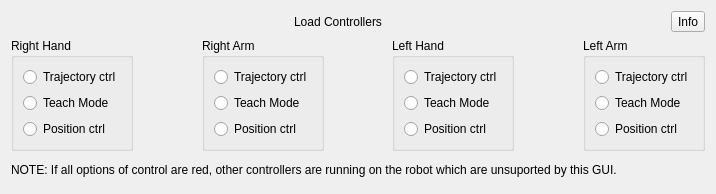
Qt form sr_gui_change_controllers/uis/SrChangeControllers.ui (shadow-robot/sr_visualization_common) before a commit.
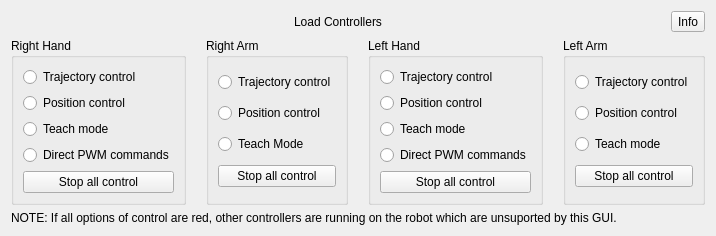
The same form after that commit.

Commit message: adding pwm control option to gui

Patch:
```diff
--- a/sr_gui_change_controllers/uis/SrChangeControllers.ui
+++ b/sr_gui_change_controllers/uis/SrChangeControllers.ui
@@ -56,21 +56,35 @@
             <item>
              <widget class="QRadioButton" name="rh_traj">
               <property name="text">
-               <string>Trajectory ctrl</string>
-              </property>
-             </widget>
-            </item>
-            <item>
-             <widget class="QRadioButton" name="rh_teach">
-              <property name="text">
-               <string>Teach Mode</string>
+               <string>Trajectory control</string>
               </property>
              </widget>
             </item>
             <item>
              <widget class="QRadioButton" name="rh_pos">
               <property name="text">
-               <string>Position ctrl</string>
+               <string>Position control</string>
+              </property>
+             </widget>
+            </item>
+            <item>
+             <widget class="QRadioButton" name="rh_teach">
+              <property name="text">
+               <string>Teach mode</string>
+              </property>
+             </widget>
+            </item>
+            <item>
+             <widget class="QRadioButton" name="rh_pwm">
+              <property name="text">
+               <string>Direct PWM commands</string>
+              </property>
+             </widget>
+            </item>
+            <item>
+             <widget class="QPushButton" name="rh_stop">
+              <property name="text">
+               <string>Stop all control</string>
               </property>
              </widget>
             </item>
@@ -99,21 +113,28 @@
             <item>
              <widget class="QRadioButton" name="ra_traj">
               <property name="text">
-               <string>Trajectory ctrl</string>
-              </property>
-             </widget>
-            </item>
-            <item>
-             <widget class="QRadioButton" name="radioButton">
-              <property name="text">
-               <string>Teach Mode</string>
+               <string>Trajectory control</string>
               </property>
              </widget>
             </item>
             <item>
              <widget class="QRadioButton" name="ra_pos">
               <property name="text">
-               <string>Position ctrl</string>
+               <string>Position control</string>
+              </property>
+             </widget>
+            </item>
+            <item>
+             <widget class="QRadioButton" name="ra_stop_2">
+              <property name="text">
+               <string>Teach Mode</string>
+              </property>
+             </widget>
+            </item>
+            <item>
+             <widget class="QPushButton" name="ra_stop">
+              <property name="text">
+               <string>Stop all control</string>
               </property>
              </widget>
             </item>
@@ -142,21 +163,35 @@
             <item>
              <widget class="QRadioButton" name="lh_traj">
               <property name="text">
-               <string>Trajectory ctrl</string>
-              </property>
-             </widget>
-            </item>
-            <item>
-             <widget class="QRadioButton" name="lh_teach">
-              <property name="text">
-               <string>Teach Mode</string>
+               <string>Trajectory control</string>
               </property>
              </widget>
             </item>
             <item>
              <widget class="QRadioButton" name="lh_pos">
               <property name="text">
-               <string>Position ctrl</string>
+               <string>Position control</string>
+              </property>
+             </widget>
+            </item>
+            <item>
+             <widget class="QRadioButton" name="lh_teach">
+              <property name="text">
+               <string>Teach mode</string>
+              </property>
+             </widget>
+            </item>
+            <item>
+             <widget class="QRadioButton" name="lh_pwm">
+              <property name="text">
+               <string>Direct PWM commands</string>
+              </property>
+             </widget>
+            </item>
+            <item>
+             <widget class="QPushButton" name="lh_stop">
+              <property name="text">
+               <string>Stop all control</string>
               </property>
              </widget>
             </item>
@@ -185,21 +220,28 @@
             <item>
              <widget class="QRadioButton" name="la_traj">
               <property name="text">
-               <string>Trajectory ctrl</string>
-              </property>
-             </widget>
-            </item>
-            <item>
-             <widget class="QRadioButton" name="la_teach">
-              <property name="text">
-               <string>Teach Mode</string>
+               <string>Trajectory control</string>
               </property>
              </widget>
             </item>
             <item>
              <widget class="QRadioButton" name="la_pos">
               <property name="text">
-               <string>Position ctrl</string>
+               <string>Position control</string>
+              </property>
+             </widget>
+            </item>
+            <item>
+             <widget class="QRadioButton" name="la_teach">
+              <property name="text">
+               <string>Teach mode</string>
+              </property>
+             </widget>
+            </item>
+            <item>
+             <widget class="QPushButton" name="la_stop">
+              <property name="text">
+               <string>Stop all control</string>
               </property>
              </widget>
             </item>
```
The commit also changes 1 other file.
